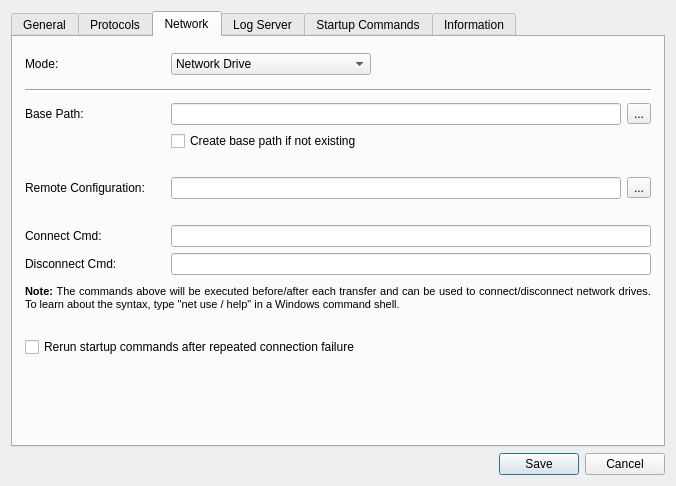
Qt form Client/rds_configurationwindow.ui (WillForan/yarraclient) before a commit.
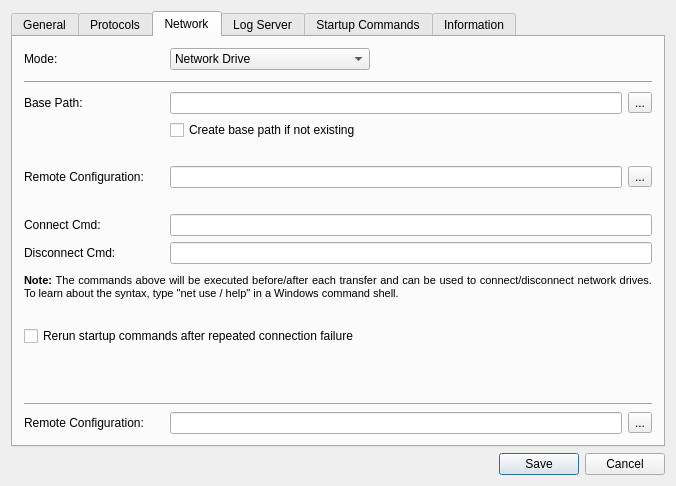
The same form after that commit. The open tabs and pages were chosen to show the change. Icons and pictures are not drawn.

The edit to the form file:
```diff
--- a/Client/rds_configurationwindow.ui
+++ b/Client/rds_configurationwindow.ui
@@ -584,18 +584,6 @@
        <string>Network</string>
       </attribute>
       <layout class="QVBoxLayout" name="verticalLayout_4">
-       <property name="spacing">
-        <number>9</number>
-       </property>
-       <property name="leftMargin">
-        <number>12</number>
-       </property>
-       <property name="topMargin">
-        <number>16</number>
-       </property>
-       <property name="rightMargin">
-        <number>12</number>
-       </property>
        <item>
         <layout class="QHBoxLayout" name="horizontalLayout">
          <property name="bottomMargin">
@@ -1031,6 +1019,40 @@
          </property>
         </spacer>
        </item>
+       <item>
+        <widget class="Line" name="line_6">
+         <property name="orientation">
+          <enum>Qt::Horizontal</enum>
+         </property>
+        </widget>
+       </item>
+       <item>
+        <layout class="QHBoxLayout" name="horizontalLayout_12">
+         <item>
+          <widget class="QLabel" name="networkRemoteConfigLabel_2">
+           <property name="minimumSize">
+            <size>
+             <width>140</width>
+             <height>0</height>
+            </size>
+           </property>
+           <property name="text">
+            <string>Remote Configuration: </string>
+           </property>
+          </widget>
+         </item>
+         <item>
+          <widget class="QLineEdit" name="networkRemoteConfigLabelEdit_2"/>
+         </item>
+         <item>
+          <widget class="QToolButton" name="networkRemoteConfigurationButton_2">
+           <property name="text">
+            <string>...</string>
+           </property>
+          </widget>
+         </item>
+        </layout>
+       </item>
       </layout>
      </widget>
      <widget class="QWidget" name="logServerTab">
```
Left out of the diff: 34 changed lines with no effect on the pictures.
